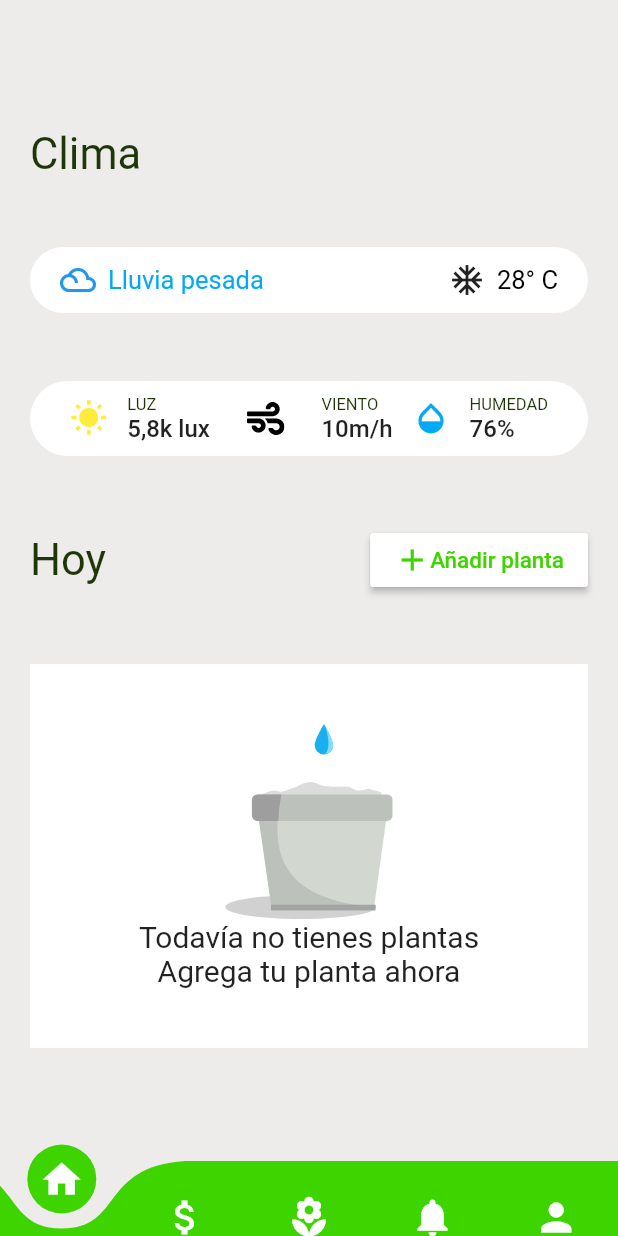
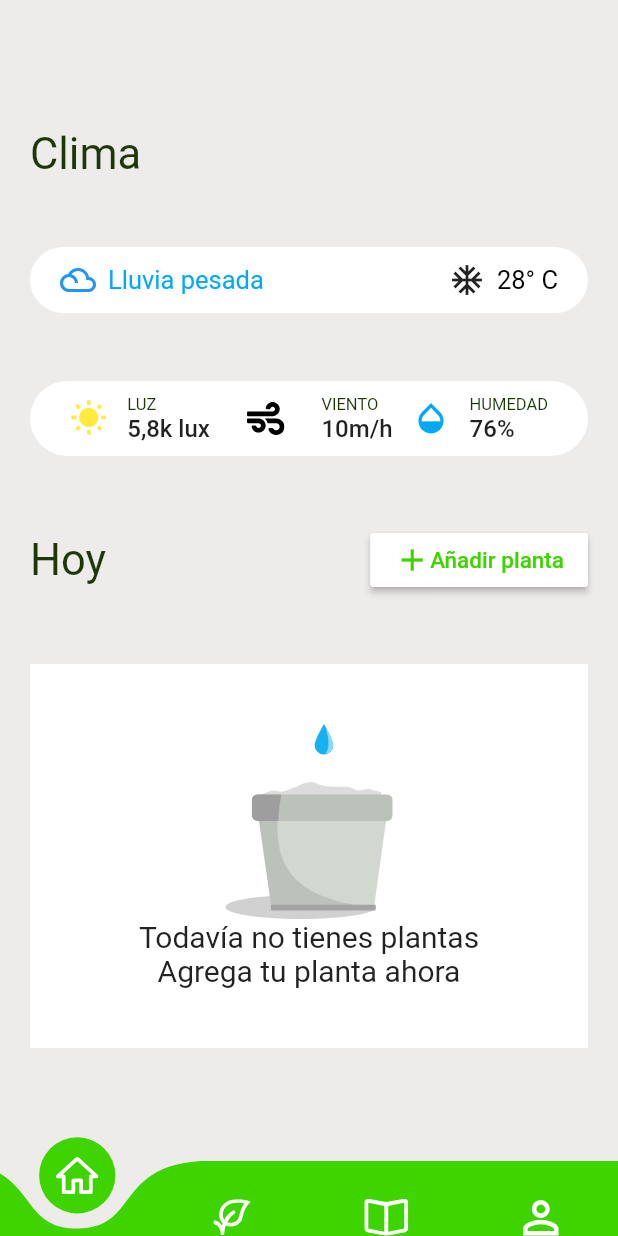
Before and after one commit to asloth/botanicare, a Flutter app: the MenuBar screen opened by its route, on a phone screen of 412 x 824 dp. Run offline on Flutter 3.47's test engine with Material 2 defaults, Android fonts, the phone set to English and light mode, and no system bars; drawn by our look-alikes of curved_navigation_bar; our stand-ins replace cloud_firestore, firebase_auth, firebase_core, flutter_svg; accounts and stored records are empty.

Commit message:
menubar arreglado

```diff
--- a/lib/src/ui/MenuBar.dart
+++ b/lib/src/ui/MenuBar.dart
@@ -4,6 +4,7 @@ import 'package:botanicare/src/ui/CalculatorScreen.dart';
 import 'package:botanicare/src/ui/PerfilScreen.dart';
 import 'package:flutter/material.dart';
 import 'package:curved_navigation_bar/curved_navigation_bar.dart';
+import 'package:flutter_svg/flutter_svg.dart';
 
 class MenuBar extends StatefulWidget {
   const MenuBar({Key key}) : super(key: key);
@@ -17,14 +18,15 @@ class _MenuBarState extends State<MenuBar> {
   GlobalKey _bottomNavigationKey = GlobalKey();
   final pages = [
     HomeScreen(),
+    Text('hola soy garden screen'),
     CalculatorScreen(),
-    Text('hola soy garden screen'),
-    Text('hola soy alarmas'),
     PerfilScreen(),
   ];
 
   @override
   Widget build(BuildContext context) {
+    Size size = MediaQuery.of(context).size;
+
     return Scaffold(
       body: pages[_page],
       bottomNavigationBar: CurvedNavigationBar(
@@ -32,29 +34,25 @@ class _MenuBarState extends State<MenuBar> {
         index: 0,
         height: 50.0,
         items: <Widget>[
-          Icon(
-            Icons.home,
-            size: 30,
-            color: Colors.white,
+          Padding(
+            padding: const EdgeInsets.all(5.0),
+            child: SvgPicture.asset('assets/icons/home_outline.svg'),
+          ),
+          Padding(
+            padding: const EdgeInsets.all(5.0),
+            child: SvgPicture.asset(
+              'assets/icons/leaf.svg',
+            ),
+          ),
+          Padding(
+            padding: const EdgeInsets.all(5.0),
+            child: SvgPicture.asset(
+              'assets/icons/bitacora.svg',
+            ),
           ),
           Icon(
-            Icons.attach_money,
-            size: 30,
-            color: Colors.white,
-          ),
-          Icon(
-            Icons.local_florist,
-            size: 30,
-            color: Colors.white,
-          ),
-          Icon(
-            Icons.notifications,
-            size: 30,
-            color: Colors.white,
-          ),
-          Icon(
-            Icons.person,
-            size: 30,
+            Icons.person_outline,
+            size: 35,
             color: Colors.white,
           ),
         ],
```
Also changed, not shown: assets/icons/bitacora.svg (added), assets/icons/home_outline.svg (added), assets/icons/leaf.svg (added).
